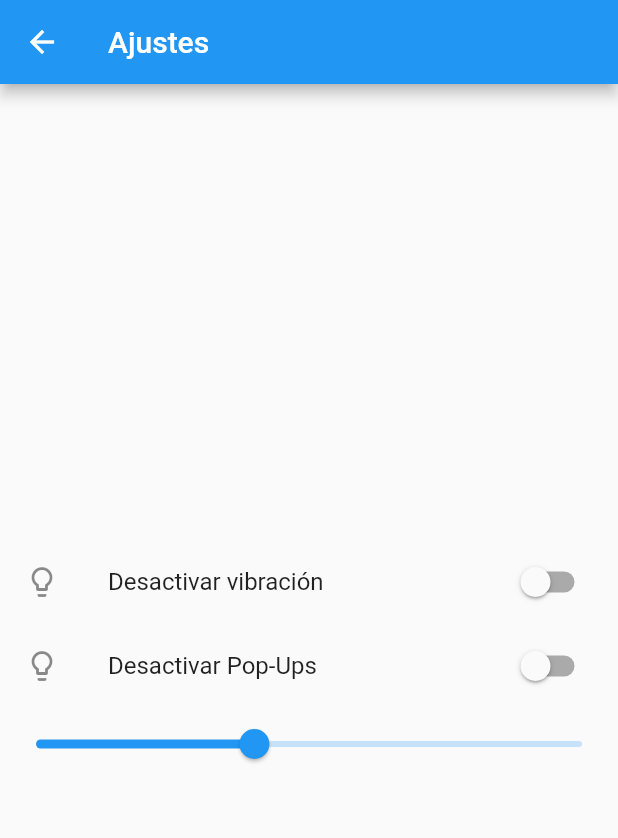
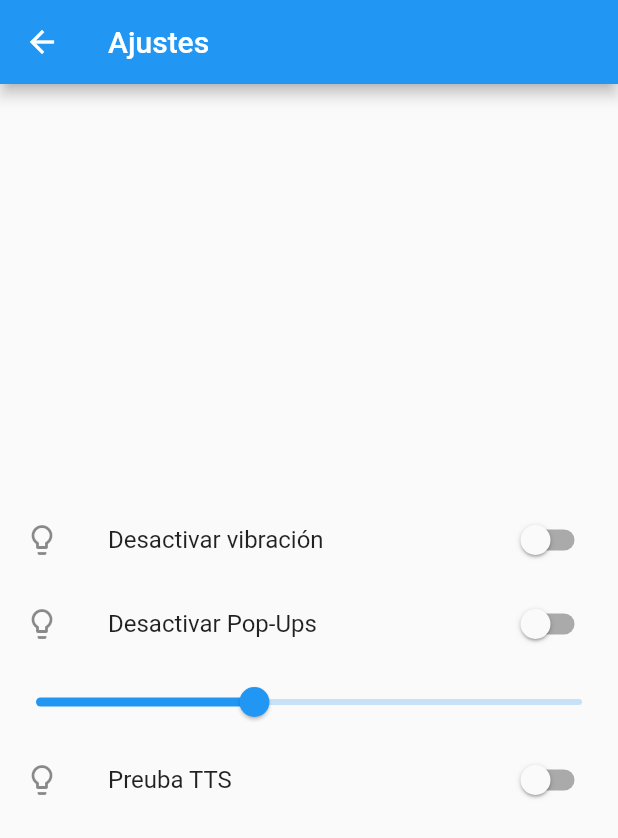
Before and after one commit to ManuelGMS/Tecnologias-Multimedia-e-Interaccion-TMI, a Flutter app: the MyAjustes screen opened directly, on a phone screen of 412 x 824 dp. Shown: the top 838 px of the screen. Run offline on Flutter 3.47's test engine with Material 2 defaults, Android fonts, the phone set to English and light mode, and no system bars; our stand-ins replace camera, googleapis_auth, image_picker; missing offline and left inert: gcloud, googleapis, tflite.

Commit message:
Aproximacion a TTS

```diff
--- a/dsapp_tmi/lib/Menu/ajustes.dart
+++ b/dsapp_tmi/lib/Menu/ajustes.dart
@@ -1,4 +1,5 @@
 import 'package:flutter/material.dart';
+import 'package:dsapptmi/TextToSpeech/textSpeecher.dart';
 
 class MyAjustes extends StatefulWidget {
   MyAjustes({Key key, this.title}) : super(key: key);
@@ -29,6 +30,7 @@ class _MyAjustes extends State<MyAjustes> {
                 _switchVibracion("Desactivar vibración"),
                 _switchPopups("Desactivar Pop-Ups"),
                 _sliderVolumen(),
+                TextToSpeech("Preuba TTS"),
               ],
             )));
   }
@@ -60,6 +62,18 @@ class _MyAjustes extends State<MyAjustes> {
       secondary: const Icon(Icons.lightbulb_outline),
     );
   }
+  Widget TextToSpeech(String label) {
+    return SwitchListTile(
+      title: Text(label),
+      value: popups,
+      onChanged: (bool value) {
+        var _aux = TextToSpeechAPI();
+        _aux.synthesizeText("Hola esto es una prueba y va a funcionar");
+        //print(value);
+      },
+      secondary: const Icon(Icons.lightbulb_outline),
+    );
+  }
 
   Widget _sliderVolumen() {
     return Slider(
--- a/dsapp_tmi/lib/TextToSpeech/textSpeecher.dart
+++ b/dsapp_tmi/lib/TextToSpeech/textSpeecher.dart
@@ -1,12 +1,14 @@
 import 'dart:io';
 import 'dart:async';
 import 'dart:convert' show json, utf8;
+import 'package:dsapptmi/Cloud/credentials.dart';
 
 class TextToSpeechAPI {
 
+
   static final TextToSpeechAPI _singleton = TextToSpeechAPI._internal();
   final _httpClient = HttpClient();
-  static const _apiKey = "YOUR_API_KEY";
+  static const _apiKey = "";
   static const _apiURL = "texttospeech.googleapis.com";
 
 
```
Also changed, not shown: dsapp_tmi/lib/Cloud/credentials.dart (+14 -0 lines).
